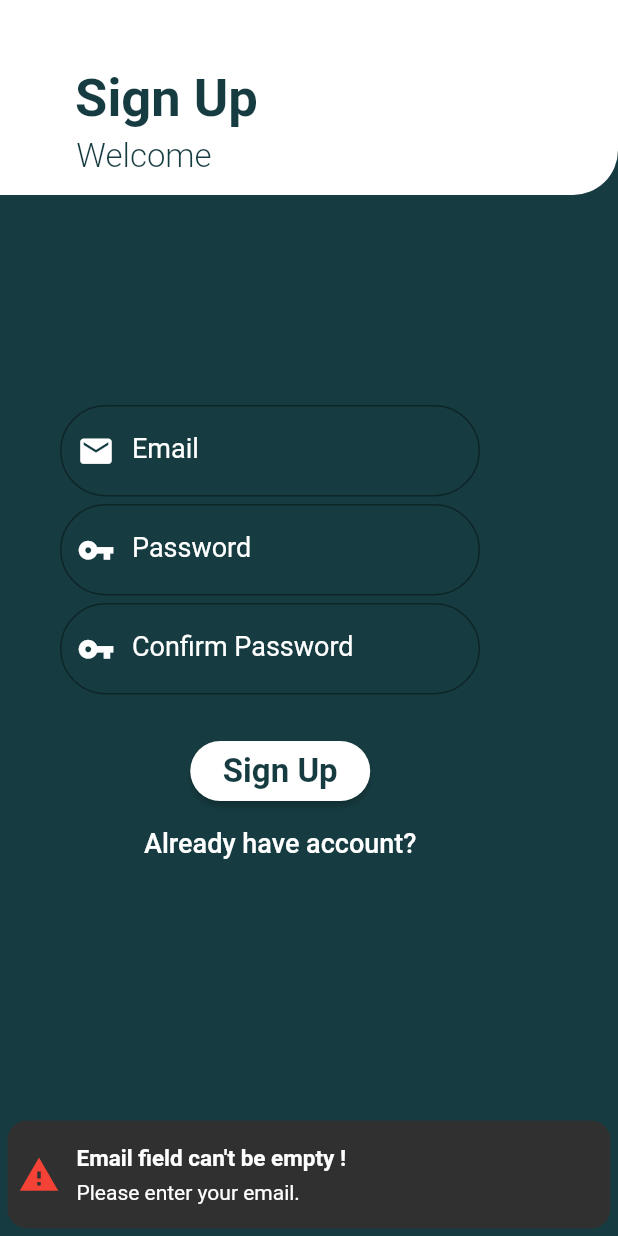
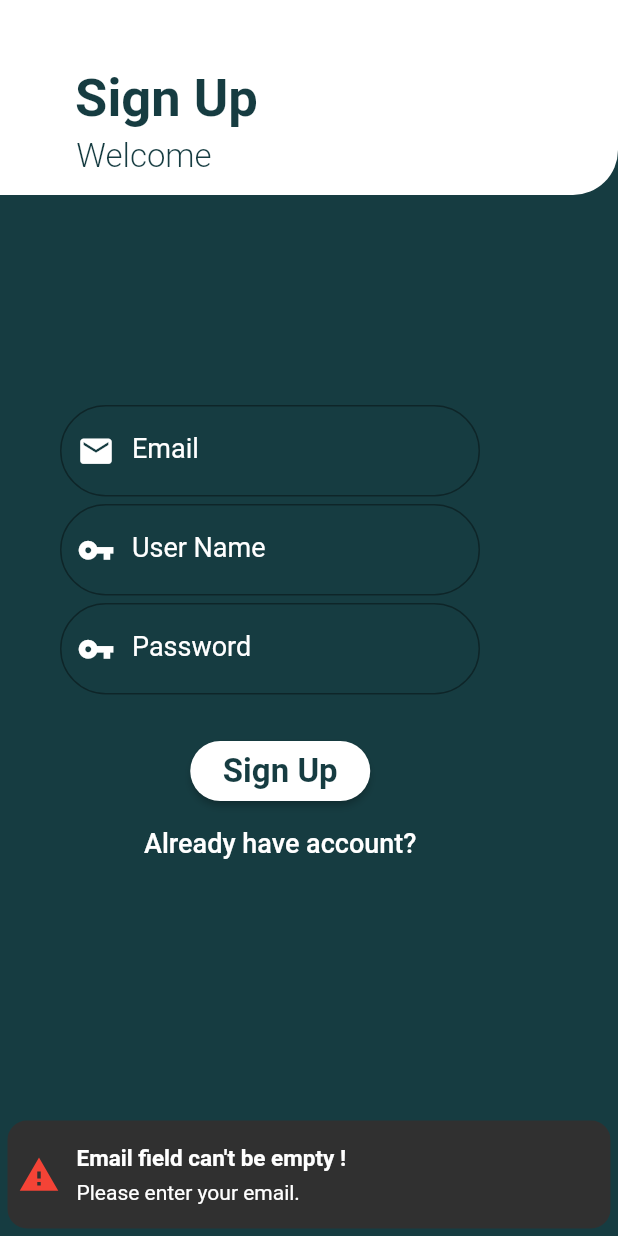
Before and after one commit to NouhJr/Lets-Chat, a Flutter app: the SigUp screen opened directly, after a tap on "Sign Up", on a phone screen of 412 x 824 dp. Run offline on Flutter 3.47's test engine with Material 2 defaults, Android fonts, the phone set to English and light mode, and no system bars; our stand-ins replace animated_text_kit, cloud_firestore, connectivity, firebase_auth, firebase_storage, flushbar and 4 more; accounts and stored records are empty; network calls fail; Roboto replaces fonts that are missing (Futura PT).

Commit message:
Add user name & user image to firebase and display them in Ui

```diff
--- a/lib/Screens/SignUp.dart
+++ b/lib/Screens/SignUp.dart
@@ -3,6 +3,7 @@ import 'package:firebase_auth/firebase_auth.dart';
 import 'package:flutter/services.dart';
 import 'package:modal_progress_hud/modal_progress_hud.dart';
 import 'package:shared_preferences/shared_preferences.dart';
+import 'package:cloud_firestore/cloud_firestore.dart';
 import 'package:lets_chat/Components/Constants.dart';
 import 'package:lets_chat/Components/TextFields.dart';
 import 'package:lets_chat/Components/Navigator.dart';
@@ -21,7 +22,7 @@ class _State extends State<SigUp> with SingleTickerProviderStateMixin {
 
   FocusNode _focusNodeEmail = FocusNode();
   FocusNode _focusNodePassword = FocusNode();
-  FocusNode _focusNodeConfirmpassword = FocusNode();
+  FocusNode _focusNodeuserName = FocusNode();
 
   @override
   void initState() {
@@ -50,8 +51,8 @@ class _State extends State<SigUp> with SingleTickerProviderStateMixin {
       }
     });
 
-    _focusNodeConfirmpassword.addListener(() {
-      if (_focusNodeConfirmpassword.hasFocus) {
+    _focusNodeuserName.addListener(() {
+      if (_focusNodeuserName.hasFocus) {
         _controller.forward();
       } else {
         _controller.reverse();
@@ -64,7 +65,7 @@ class _State extends State<SigUp> with SingleTickerProviderStateMixin {
     _controller.dispose();
     _focusNodeEmail.dispose();
     _focusNodePassword.dispose();
-    _focusNodeConfirmpassword.dispose();
+    _focusNodeuserName.dispose();
 
     super.dispose();
   }
@@ -135,6 +136,18 @@ class _State extends State<SigUp> with SingleTickerProviderStateMixin {
                     ),
 
                     ///****************************************************************************/
+                    //User name Textfield.
+                    Textfield(
+                      label: 'User Name',
+                      hint: 'Enter your user name',
+                      icon: Icons.vpn_key,
+                      hideText: false,
+                      email: false,
+                      controller: userName,
+                      focusNode: _focusNodeuserName,
+                    ),
+
+                    ///****************************************************************************/
                     //Password Textfield.
                     Textfield(
                       label: 'Password',
@@ -144,18 +157,6 @@ class _State extends State<SigUp> with SingleTickerProviderStateMixin {
                       email: false,
                       controller: password,
                       focusNode: _focusNodePassword,
-                    ),
-
-                    ///****************************************************************************/
-                    //ConfirmPassword Textfield.
-                    Textfield(
-                      label: 'Confirm Password',
-                      hint: 'Enter your password again',
-                      icon: Icons.vpn_key,
-                      hideText: true,
-                      email: false,
-                      controller: confirmpassword,
-                      focusNode: _focusNodeConfirmpassword,
                     ),
                   ],
                 ),
@@ -215,7 +216,7 @@ class _State extends State<SigUp> with SingleTickerProviderStateMixin {
 
   final email = TextEditingController();
   final password = TextEditingController();
-  final confirmpassword = TextEditingController();
+  final userName = TextEditingController();
   final auth = FirebaseAuth.instance;
   bool showSpinner = false;
 
@@ -232,8 +233,8 @@ class _State extends State<SigUp> with SingleTickerProviderStateMixin {
 
   ///**********************************************************************
 //Method disposePassword to remove the password controller from tree.
-  void disposeconfirmPassword() {
-    confirmpassword.dispose();
+  void disposeuserName() {
+    userName.dispose();
   }
 
   ///**********************************************************************
@@ -255,7 +256,7 @@ class _State extends State<SigUp> with SingleTickerProviderStateMixin {
       );
       email.clear();
       password.clear();
-      confirmpassword.clear();
+      userName.clear();
     } else if (!email.text.contains('.com')) {
       Warning().errorMessage(
         context,
@@ -265,7 +266,7 @@ class _State extends State<SigUp> with SingleTickerProviderStateMixin {
       );
       email.clear();
       password.clear();
-      confirmpassword.clear();
+      userName.clear();
     } else if (password.text.isEmpty) {
       Warning().errorMessage(
         context,
@@ -281,22 +282,9 @@ class _State extends State<SigUp> with SingleTickerProviderStateMixin {
         message: "Password length must be 6 characters or more",
         icons: Icons.warning,
       );
+      email.clear();
+      userName.clear();
       password.clear();
-    } else if (confirmpassword.text.isEmpty) {
-      Warning().errorMessage(
-        context,
-        title: "Confirm Password field can't be empty !",
-        message: "Please cofirm your password",
-        icons: Icons.warning,
-      );
-    } else if (confirmpassword.text != password.text) {
-      Warning().errorMessage(
-        context,
-        title: "Password dosen't match !",
-        message: "Please enter the same password",
-        icons: Icons.warning,
-      );
-      confirmpassword.clear();
     } else {
       setState(() {
         showSpinner = true;
@@ -304,6 +292,14 @@ class _State extends State<SigUp> with SingleTickerProviderStateMixin {
       try {
         final newUser = await auth.createUserWithEmailAndPassword(
             email: email.text, password: password.text);
+        await Firestore.instance
+            .collection('users')
+            .document(newUser.user.uid)
+            .setData({
+          'username': userName.text,
+          'picture': '',
+          'bio': '',
+        });
         SharedPreferences prefs = await SharedPreferences.getInstance();
         prefs.setString('email', email.text);
         if (newUser != null) {
--- a/pubspec.yaml
+++ b/pubspec.yaml
@@ -39,6 +39,7 @@ dependencies:
   shared_preferences: ^0.5.8
   firebase_storage: ^3.1.6
   image_picker: ^0.6.7+6
+  font_awesome_flutter: ^8.8.1
 
 
 dev_dependencies:
```
Also changed, not shown: lib/Components/ScaffoldAppbar.dart (+31 -3 lines), lib/Screens/Account.dart (+24 -37 lines), lib/Screens/ImageSelection.dart (+29 -31 lines), pubspec.lock.
